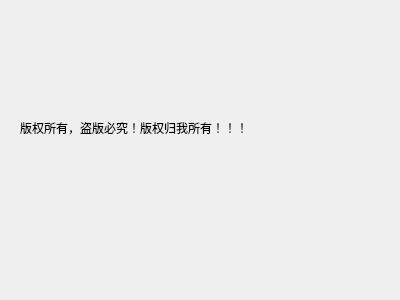
This is dialog.ui in JackZ0/2 as Qt 5 draws it before an edit. The edited form follows.
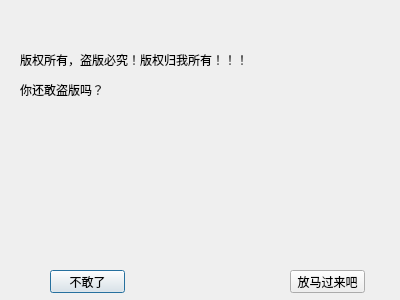
This is the edited form.

What changed in the file:
```diff
--- a/dialog.ui
+++ b/dialog.ui
@@ -17,9 +17,9 @@
    <property name="geometry">
     <rect>
      <x>20</x>
-     <y>120</y>
+     <y>40</y>
      <width>331</width>
-     <height>16</height>
+     <height>71</height>
     </rect>
    </property>
    <property name="styleSheet">
@@ -27,7 +27,46 @@
 font: 14pt &quot;楷体&quot;;</string>
    </property>
    <property name="text">
-    <string>版权所有，盗版必究！版权归我所有！！！</string>
+    <string>&lt;html&gt;&lt;head/&gt;&lt;body&gt;&lt;p&gt;版权所有，盗版必究！版权归我所有！！！&lt;/p&gt;&lt;p&gt;你还敢盗版吗？&lt;/p&gt;&lt;/body&gt;&lt;/html&gt;</string>
+   </property>
+  </widget>
+  <widget class="QPushButton" name="noButton">
+   <property name="geometry">
+    <rect>
+     <x>50</x>
+     <y>270</y>
+     <width>75</width>
+     <height>23</height>
+    </rect>
+   </property>
+   <property name="text">
+    <string>不敢了</string>
+   </property>
+  </widget>
+  <widget class="QPushButton" name="comeonButton">
+   <property name="geometry">
+    <rect>
+     <x>290</x>
+     <y>270</y>
+     <width>75</width>
+     <height>23</height>
+    </rect>
+   </property>
+   <property name="text">
+    <string>放马过来吧</string>
+   </property>
+  </widget>
+  <widget class="QLabel" name="movielabel">
+   <property name="geometry">
+    <rect>
+     <x>30</x>
+     <y>110</y>
+     <width>341</width>
+     <height>141</height>
+    </rect>
+   </property>
+   <property name="text">
+    <string/>
    </property>
   </widget>
  </widget>
```
